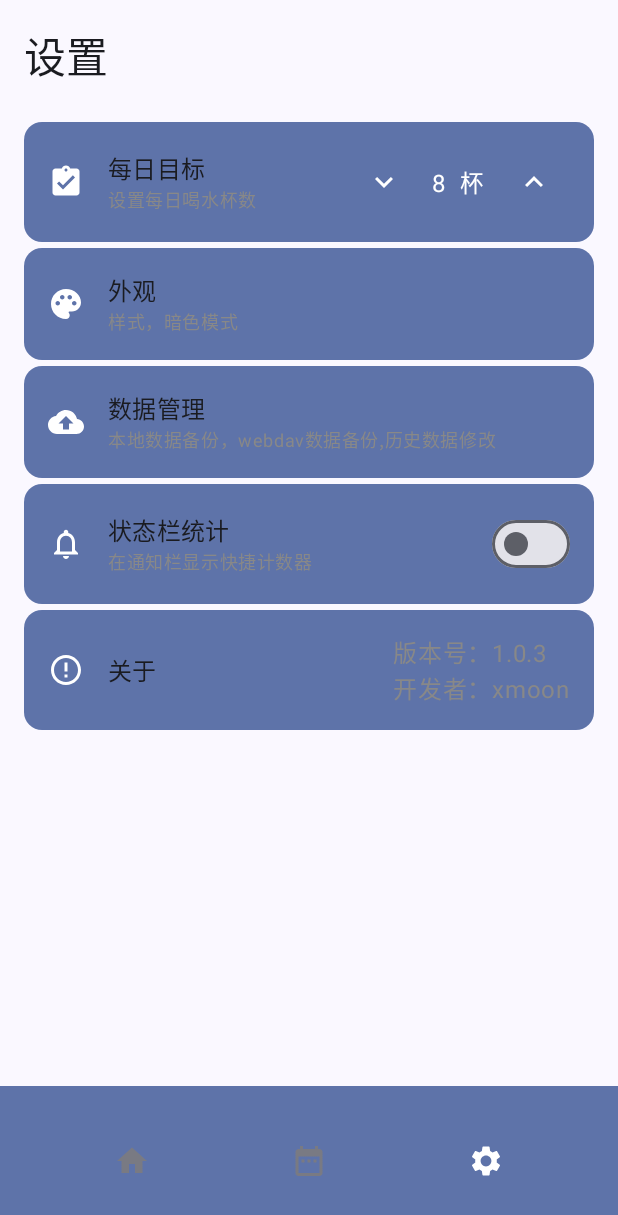
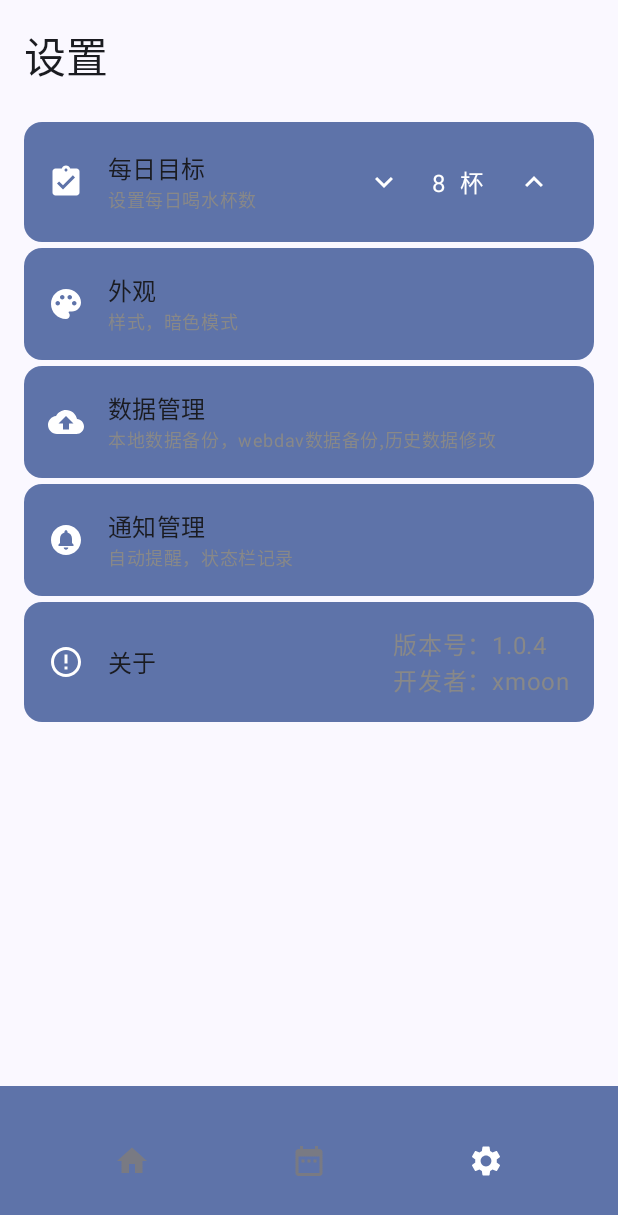
Before and after one commit to xmoon2022/WaterDrinkTracker, an Android app built with Jetpack Compose: the screen it shows after launch (MainActivity), after a tap on "设置", on a phone screen of 412 x 824 dp. Shown: the top 1215 px of the screen. Run offline under Robolectric (Android 15) with nearby library versions, the phone set to English and light mode, and no system bars; libraries missing offline, so code that uses them is left out: androidx.glance, androidx.glance.appwidget; 3 statements that could not run were skipped.

Commit message:
20250501
添加了定时提醒的功能

```diff
--- a/app/src/main/java/io/github/xmoon2022/water/MainActivity.kt
+++ b/app/src/main/java/io/github/xmoon2022/water/MainActivity.kt
@@ -11,9 +11,12 @@ import androidx.compose.runtime.Composable
 import androidx.compose.ui.tooling.preview.Preview
 import androidx.core.view.WindowCompat
 import io.github.xmoon2022.water.navigation.MainNavigation
+import io.github.xmoon2022.water.notification.HydrationReminderHelper
+import io.github.xmoon2022.water.notification.HydrationReminderScheduler
 import io.github.xmoon2022.water.notification.NotificationHelper
 import io.github.xmoon2022.water.ui.screen.home.MainScreen
 import io.github.xmoon2022.water.ui.theme.WaterTheme
+import io.github.xmoon2022.water.utils.isAutoNoticeEnabled
 
 class MainActivity : ComponentActivity() {
     private val prefs by lazy {
@@ -25,15 +28,26 @@ class MainActivity : ComponentActivity() {
         NotificationHelper.createNotificationChannel(this)
         enableEdgeToEdge()
         WindowCompat.setDecorFitsSystemWindows(window, false)
+        checkScheduledNotifications(this)
         setContent {
             //HideSystemBars()
             WaterTheme {
                 if (prefs.getBoolean("notification_enabled", true)) {
                     NotificationHelper.showNotification(this, prefs)
                 }
+                if (prefs.getBoolean("auto_notice",true)) {
+                    HydrationReminderHelper.createNotificationChannel(this)
+                }
                 MainNavigation()
             }
         }
+    }
+}
+
+fun checkScheduledNotifications(context: Context) {
+    val prefs = context.getSharedPreferences("app_prefs", Context.MODE_PRIVATE)
+    if (prefs.isAutoNoticeEnabled()) {
+        HydrationReminderScheduler.schedule(context)
     }
 }
 
--- a/app/src/main/java/io/github/xmoon2022/water/navigation/MainNavigation.kt
+++ b/app/src/main/java/io/github/xmoon2022/water/navigation/MainNavigation.kt
@@ -22,6 +22,7 @@ import io.github.xmoon2022.water.ui.screen.settings.SettingsScreen
 import io.github.xmoon2022.water.ui.screen.settings.screens.about_setting.AboutSettingScreen
 import io.github.xmoon2022.water.ui.screen.settings.screens.about_setting.screens.DependentScreen
 import io.github.xmoon2022.water.ui.screen.settings.screens.data_setting.DataSettingScreen
+import io.github.xmoon2022.water.ui.screen.settings.screens.notice_setting.NoticeSettingScreen
 import io.github.xmoon2022.water.ui.screen.settings.screens.style_setting.StyleSettingScreen
 
 sealed class Screen(val route: String) {
@@ -30,6 +31,7 @@ sealed class Screen(val route: String) {
     data object Settings : Screen("Settings")
     data object StyleSettings : Screen("setting_style")
     data object DataSettings : Screen("setting_data")
+    data object NoticeSettings : Screen("setting_notice")
     data object AboutSettings : Screen("setting_about")
     data object Dependent : Screen("setting_about_dependent")
 }
@@ -66,6 +68,7 @@ fun MainNavigation() {
             composable(Screen.Settings.route) { SettingsScreen(navController) }
             composable(Screen.StyleSettings.route) { StyleSettingScreen() }
             composable(Screen.DataSettings.route) { DataSettingScreen() }
+            composable(Screen.NoticeSettings.route) { NoticeSettingScreen() }
             composable(Screen.AboutSettings.route) { AboutSettingScreen(navController) }
             composable(Screen.Dependent.route) { DependentScreen() }
         }
--- /dev/null
+++ b/app/src/main/java/io/github/xmoon2022/water/notification/HourlyHydrationWorker.kt
@@ -0,0 +1,42 @@
+package io.github.xmoon2022.water.notification
+
+import android.content.Context
+import androidx.work.ExistingPeriodicWorkPolicy
+import androidx.work.PeriodicWorkRequestBuilder
+import androidx.work.WorkManager
+import androidx.work.Worker
+import androidx.work.WorkerParameters
+import java.util.concurrent.TimeUnit
+
+class HourlyHydrationWorker(
+    context: Context,
+    params: WorkerParameters
+) : Worker(context, params) {
+
+    override fun doWork(): Result {
+        HydrationReminderHelper.showHydrationReminder(applicationContext)
+        return Result.success()
+    }
+}
+
+object HydrationReminderScheduler {
+    private const val WORKER_TAG = "hourly_hydration_worker"
+
+    fun schedule(context: Context) {
+        val workRequest = PeriodicWorkRequestBuilder<HourlyHydrationWorker>(
+            1, TimeUnit.HOURS,
+            15, TimeUnit.MINUTES
+        ).build()
+
+        WorkManager.getInstance(context).enqueueUniquePeriodicWork(
+            WORKER_TAG,
+            ExistingPeriodicWorkPolicy.REPLACE,
+            workRequest
+        )
+    }
+
+    fun cancel(context: Context) {
+        WorkManager.getInstance(context)
+            .cancelUniqueWork(WORKER_TAG)
+    }
+}
--- /dev/null
+++ b/app/src/main/java/io/github/xmoon2022/water/notification/HydrationReminderHelper.kt
@@ -0,0 +1,43 @@
+package io.github.xmoon2022.water.notification
+
+import android.annotation.SuppressLint
+import android.app.NotificationChannel
+import android.app.NotificationManager
+import android.content.Context
+import androidx.core.app.NotificationCompat
+import androidx.core.app.NotificationManagerCompat
+import io.github.xmoon2022.water.R
+import kotlin.random.Random
+
+object HydrationReminderHelper {
+    private const val CHANNEL_ID = "hydration_reminder"
+    private const val CHANNEL_NAME = "喝水提醒"
+
+    fun createNotificationChannel(context: Context) {
+        val channel = NotificationChannel(
+            CHANNEL_ID,
+            CHANNEL_NAME,
+            NotificationManager.IMPORTANCE_DEFAULT
+        ).apply {
+            description = "定时提醒您及时补充水分"
+        }
+
+        val notificationManager = context.getSystemService(
+            Context.NOTIFICATION_SERVICE) as NotificationManager
+        notificationManager.createNotificationChannel(channel)
+    }
+
+    @SuppressLint("MissingPermission")
+    fun showHydrationReminder(context: Context) {
+        val notification = NotificationCompat.Builder(context, CHANNEL_ID)
+            .setSmallIcon(R.drawable.water)
+            .setContentTitle("该喝水啦！")
+            .setContentText("您已经1小时没有喝水了，记得及时补充水分哦~")
+            .setPriority(NotificationCompat.PRIORITY_DEFAULT)
+            .setAutoCancel(true)
+            .build()
+
+        NotificationManagerCompat.from(context)
+            .notify(Random.nextInt(), notification)
+    }
+}
--- a/app/src/main/java/io/github/xmoon2022/water/ui/screen/settings/SettingsScreen.kt
+++ b/app/src/main/java/io/github/xmoon2022/water/ui/screen/settings/SettingsScreen.kt
@@ -14,7 +14,7 @@ import androidx.navigation.NavController
 import io.github.xmoon2022.water.ui.screen.settings.items.AboutSetting
 import io.github.xmoon2022.water.ui.screen.settings.items.DailyGoal
 import io.github.xmoon2022.water.ui.screen.settings.items.DataSetting
-import io.github.xmoon2022.water.ui.screen.settings.items.ShowNotification
+import io.github.xmoon2022.water.ui.screen.settings.items.NoticeSetting
 import io.github.xmoon2022.water.ui.screen.settings.items.StyleSetting
 
 @RequiresApi(Build.VERSION_CODES.TIRAMISU)
@@ -32,7 +32,7 @@ fun SettingsScreen(navController: NavController){
         Spacer(modifier = Modifier.height(4.dp))
         DataSetting(navController)
         Spacer(modifier = Modifier.height(4.dp))
-        ShowNotification()
+        NoticeSetting(navController)
         Spacer(modifier = Modifier.height(4.dp))
         AboutSetting(navController)
     }
--- /dev/null
+++ b/app/src/main/java/io/github/xmoon2022/water/ui/screen/settings/items/NoticeSetting.kt
@@ -0,0 +1,29 @@
+package io.github.xmoon2022.water.ui.screen.settings.items
+
+import androidx.compose.foundation.layout.size
+import androidx.compose.material3.Icon
+import androidx.compose.runtime.Composable
+import androidx.compose.ui.Modifier
+import androidx.compose.ui.graphics.vector.ImageVector
+import androidx.compose.ui.res.vectorResource
+import androidx.compose.ui.unit.dp
+import androidx.navigation.NavController
+import io.github.xmoon2022.water.R
+import io.github.xmoon2022.water.navigation.Screen
+import io.github.xmoon2022.water.ui.screen.settings.SettingItem
+
+@Composable
+fun NoticeSetting(navController: NavController) {
+    SettingItem(
+        title = "通知管理",
+        description = "自动提醒，状态栏记录",
+        icon = {
+            Icon(
+                imageVector = ImageVector.vectorResource(R.drawable.notice),
+                contentDescription = "样式图标",
+                modifier = Modifier.size(24.dp)
+            )
+        },
+        onClick = { navController.navigate(Screen.NoticeSettings.route) }
+    )
+}
--- a/app/src/main/java/io/github/xmoon2022/water/ui/screen/settings/items/ShowNotification.kt
+++ b/app/src/main/java/io/github/xmoon2022/water/ui/screen/settings/screens/notice_setting/items/ShowNotification.kt
@@ -1,8 +1,6 @@
-package io.github.xmoon2022.water.ui.screen.settings.items
+package io.github.xmoon2022.water.ui.screen.settings.screens.notice_setting.items
 
-import android.app.Activity.MODE_PRIVATE
 import android.content.Context
-import android.content.SharedPreferences
 import android.os.Build
 import androidx.annotation.RequiresApi
 import androidx.compose.material.icons.Icons
--- a/app/src/main/java/io/github/xmoon2022/water/utils/DateUtils.kt
+++ b/app/src/main/java/io/github/xmoon2022/water/utils/DateUtils.kt
@@ -49,3 +49,11 @@ fun SharedPreferences.saveTodayCount(count: Int) {
     history[LocalDate.now().toString()] = count
     saveHistory(history)
 }
+//定时通知的字段
+fun SharedPreferences.isAutoNoticeEnabled(): Boolean {
+    return getBoolean("auto_notice", true)
+}
+
+fun SharedPreferences.setAutoNoticeEnabled(enabled: Boolean) {
+    edit().putBoolean("auto_notice", enabled).apply()
+}
--- /dev/null
+++ b/app/src/main/res/drawable/notice.xml
@@ -0,0 +1,5 @@
+<vector xmlns:android="http://schemas.android.com/apk/res/android" android:height="24dp" android:tint="#000000" android:viewportHeight="24" android:viewportWidth="24" android:width="24dp">
+
+    <path android:fillColor="@android:color/white" android:pathData="M12,2C6.48,2 2,6.48 2,12s4.48,10 10,10 10,-4.48 10,-10S17.52,2 12,2zM12,18.5c-0.83,0 -1.5,-0.67 -1.5,-1.5h3c0,0.83 -0.67,1.5 -1.5,1.5zM17,16L7,16v-1l1,-1v-2.61C8,9.27 9.03,7.47 11,7v-0.5c0,-0.57 0.43,-1 1,-1s1,0.43 1,1L13,7c1.97,0.47 3,2.28 3,4.39L16,14l1,1v1z"/>
+
+</vector>
--- a/app/src/main/res/values/strings.xml
+++ b/app/src/main/res/values/strings.xml
@@ -3,5 +3,5 @@
     <string name="appwidget_text">EXAMPLE</string>
     <string name="add_widget">Add widget</string>
     <string name="app_widget_description">This is an app widget description</string>
-    <string name="version">1.0.3</string>
+    <string name="version">1.0.4</string>
 </resources>
```
Also changed, not shown: app/src/main/java/io/github/xmoon2022/water/ui/screen/settings/screens/notice_setting/NoticeSettingScreen.kt (added, +31 -0 lines), app/src/main/java/io/github/xmoon2022/water/ui/screen/settings/screens/notice_setting/items/AutoNotice.kt (added, +52 -0 lines).
